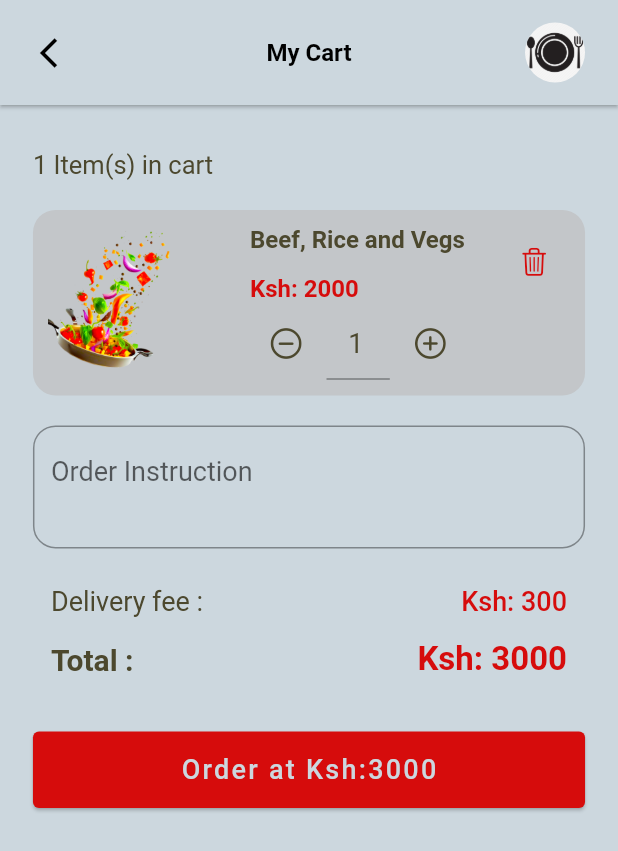
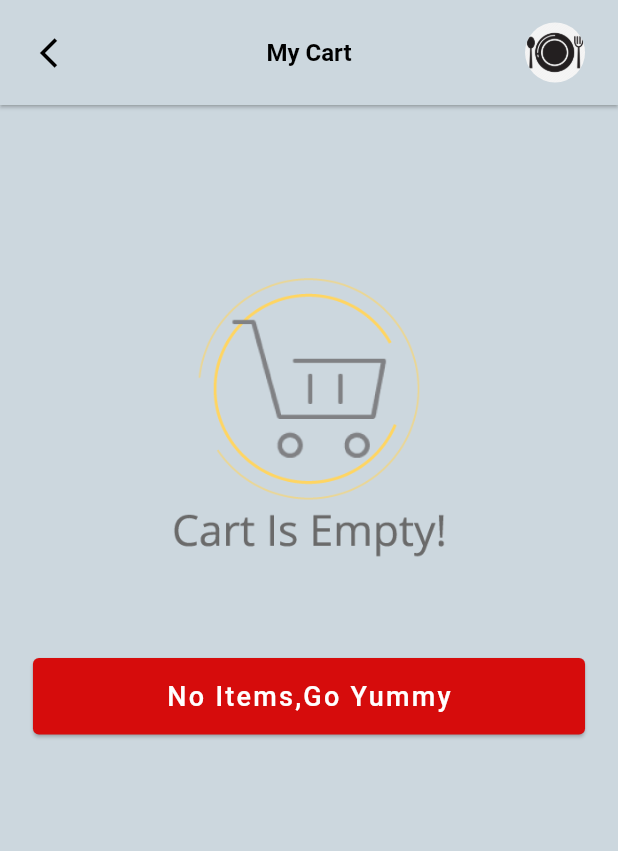
Before and after one commit to manfred-d/homely_dish, a Flutter app: the CartPage screen opened directly, on a phone screen of 412 x 824 dp. Shown: the top 851 px of the screen. Run offline on Flutter 3.47's test engine with Material 2 defaults, Android fonts, the phone set to English and light mode, and no system bars; our stand-ins replace flutter_screenutil, flutter_vector_icons, get, smooth_page_indicator; statements that could not run were skipped.

Commit message:
Done with Cart UI

```diff
--- a/lib/views/ui/cart/cart_screen.dart
+++ b/lib/views/ui/cart/cart_screen.dart
@@ -1,6 +1,4 @@
-import 'package:flutter/cupertino.dart';
 import 'package:flutter/material.dart';
-import 'package:flutter/services.dart';
 import 'package:flutter_screenutil/flutter_screenutil.dart';
 import 'package:get/get.dart';
 import 'package:homely_dish/constants/app_constants.dart';
@@ -8,6 +6,7 @@ import 'package:homely_dish/constants/custom_btn.dart';
 import 'package:homely_dish/constants/reusable_text.dart';
 import 'package:homely_dish/views/common/app_bar.dart';
 import 'package:homely_dish/views/ui/profile/profile_screen.dart';
+import 'package:homely_dish/views/ui/search/searchscreen.dart';
 
 class CartPage extends StatefulWidget {
   const CartPage({super.key});
@@ -71,226 +70,255 @@ class _CartPageState extends State<CartPage> {
         child: SingleChildScrollView(
           child: Padding(
             padding: EdgeInsets.symmetric(horizontal: 20.0.w),
+            // child: Column(
+            //   children: [
+            //     const SizedBox(
+            //       height: 30,
+            //     ),
+            //     Align(
+            //       alignment: Alignment.centerLeft,
+            //       child: ReusableText(
+            //         color: Color(kDarkGreen.value),
+            //         text: '1 Item(s) in cart',
+            //         fontweigth: FontWeight.w400,
+            //         fontsize: 17,
+            //       ),
+            //     ),
+            //     const SizedBox(
+            //       height: 20,
+            //     ),
+            //     Column(
+            //       children: [
+            //         Container(
+            //           width: width,
+            //           height: height * 0.15,
+            //           padding: const EdgeInsets.symmetric(
+            //             horizontal: 10.0,
+            //             vertical: 10.0,
+            //           ),
+            //           decoration: BoxDecoration(
+            //             color: Color(kLightGrey.value),
+            //             borderRadius: BorderRadius.circular(15),
+            //             // boxShadow: const BoxShadow(spreadRadius: 2,blurRadius: 10,),
+            //           ),
+            //           child: Row(
+            //             crossAxisAlignment: CrossAxisAlignment.start,
+            //             mainAxisAlignment: MainAxisAlignment.spaceBetween,
+            //             children: [
+            //               Image.asset(
+            //                 'assets/images/onboading/vegetables.png',
+            //                 width: width * 0.2,
+            //                 fit: BoxFit.cover,
+            //                 height: height,
+            //               ),
+            //               const SizedBox(
+            //                 width: 10,
+            //               ),
+            //               Column(
+            //                 crossAxisAlignment: CrossAxisAlignment.start,
+            //                 mainAxisAlignment: MainAxisAlignment.spaceBetween,
+            //                 children: [
+            //                   ReusableText(
+            //                     color: Color(kDarkGreen.value),
+            //                     text: 'Beef, Rice and Vegs',
+            //                     fontweigth: FontWeight.bold,
+            //                     fontsize: 16,
+            //                   ),
+            //                   const SizedBox(
+            //                     height: 8,
+            //                   ),
+            //                   ReusableText(
+            //                     color: Color(kOrange.value),
+            //                     text: 'Ksh: 2000',
+            //                     fontweigth: FontWeight.bold,
+            //                     fontsize: 16,
+            //                   ),
+            //                   SizedBox(
+            //                     width: width * 0.35,
+            //                     child: Row(
+            //                       children: [
+            //                         IconButton(
+            //                           onPressed: () {
+            //                             _quantityController.text = '0';
+            //                           },
+            //                           icon: Icon(
+            //                             CupertinoIcons.minus_circled,
+            //                             color: Color(kDarkGreen.value),
+            //                           ),
+            //                         ),
+            //                         Flexible(
+            //                           flex: 1,
+            //                           child: Padding(
+            //                             padding: const EdgeInsets.symmetric(
+            //                                 horizontal: 3.0, vertical: 0.5),
+            //                             child: TextField(
+            //                               controller: _quantityController,
+            //                               keyboardType: TextInputType.number,
+            //                               decoration: const InputDecoration(
+            //                                 focusedBorder: UnderlineInputBorder(
+            //                                   borderSide:
+            //                                       BorderSide(width: 0.5),
+            //                                 ),
+            //                               ),
+            //                               inputFormatters: [
+            //                                 FilteringTextInputFormatter.allow(
+            //                                   RegExp('[0-9]'),
+            //                                 )
+            //                               ],
+            //                               onChanged: (val) {
+            //                                 if (val.isEmpty) {
+            //                                   _quantityController.text = '1';
+            //                                 } else {
+            //                                   return;
+            //                                 }
+            //                               },
+            //                               textAlign: TextAlign.center,
+            //                               style: TextStyle(
+            //                                 fontSize: 18,
+            //                                 fontWeight: FontWeight.w400,
+            //                                 color: Color(kDarkGreen.value),
+            //                               ),
+            //                             ),
+            //                           ),
+            //                         ),
+            //                         IconButton(
+            //                           onPressed: null,
+            //                           icon: Icon(
+            //                             CupertinoIcons.add_circled,
+            //                             color: Color(kDarkGreen.value),
+            //                           ),
+            //                         ),
+            //                       ],
+            //                     ),
+            //                   ),
+            //                 ],
+            //               ),
+            //               Align(
+            //                 alignment: Alignment.topRight,
+            //                 child: IconButton(
+            //                   onPressed: null,
+            //                   icon: Icon(
+            //                     CupertinoIcons.delete,
+            //                     color: Color(kOrange.value),
+            //                     size: 20,
+            //                   ),
+            //                 ),
+            //               )
+            //             ],
+            //           ),
+            //         ),
+            //       ],
+            //     ),
+            //     const SizedBox(
+            //       height: 20,
+            //     ),
+            //     TextFormField(
+            //       controller: _orderInstruction,
+            //       decoration: const InputDecoration(
+            //         border: OutlineInputBorder(
+            //             borderSide: BorderSide(color: Colors.blue, width: 0.5),
+            //             borderRadius: BorderRadius.all(Radius.circular(15))),
+            //         hintText: 'Order Instruction',
+            //       ),
+            //       maxLines: 2,
+            //       style: TextStyle(
+            //         fontSize: 18,
+            //         color: Color(kDarkGreen.value),
+            //         fontWeight: FontWeight.normal,
+            //       ),
+            //     ),
+            //     const SizedBox(
+            //       height: 20,
+            //     ),
+            //     Padding(
+            //       padding: const EdgeInsets.symmetric(
+            //         horizontal: 12.0,
+            //         vertical: 5.0,
+            //       ),
+            //       child: Column(
+            //         crossAxisAlignment: CrossAxisAlignment.center,
+            //         children: [
+            //           Row(
+            //             mainAxisAlignment: MainAxisAlignment.spaceBetween,
+            //             children: [
+            //               ReusableText(
+            //                 color: Color(kDarkGreen.value),
+            //                 text: 'Delivery fee : ',
+            //                 fontweigth: FontWeight.normal,
+            //                 fontsize: 18,
+            //               ),
+            //               ReusableText(
+            //                 color: Color(kOrange.value),
+            //                 text: 'Ksh: 300',
+            //                 fontweigth: FontWeight.w500,
+            //                 fontsize: 18,
+            //               ),
+            //             ],
+            //           ),
+            //           const SizedBox(
+            //             height: 15,
+            //           ),
+            //           Row(
+            //             mainAxisAlignment: MainAxisAlignment.spaceBetween,
+            //             crossAxisAlignment: CrossAxisAlignment.center,
+            //             children: [
+            //               ReusableText(
+            //                 color: Color(kDarkGreen.value),
+            //                 text: 'Total : ',
+            //                 fontweigth: FontWeight.bold,
+            //                 fontsize: 20,
+            //               ),
+            //               ReusableText(
+            //                 color: Color(kOrange.value),
+            //                 text: 'Ksh: 3000',
+            //                 fontweigth: FontWeight.w600,
+            //                 fontsize: 22,
+            //               ),
+            //             ],
+            //           ),
+            //         ],
+            //       ),
+            //     ),
+            //     const SizedBox(
+            //       height: 30,
+            //     ),
+            //     SizedBox(
+            //       width: width,
+            //       child: CustomElevatedButton(
+            //         text: 'Order at Ksh:3000',
+            //         backGcolor: Color(kOrange.value),
+            //         tcolor: Color(kLightBlue.value),
+            //         onPressed: () {},
+            //       ),
+            //     ),
+            //   ],
+            // ),
             child: Column(
+
+              crossAxisAlignment: CrossAxisAlignment.center,
               children: [
                 const SizedBox(
-                  height: 30,
+                  height: 100,
                 ),
-                Align(
-                  alignment: Alignment.centerLeft,
-                  child: ReusableText(
-                    color: Color(kDarkGreen.value),
-                    text: '1 Item(s) in cart',
-                    fontweigth: FontWeight.w400,
-                    fontsize: 17,
-                  ),
+                const Image(
+                  width: 250,
+                  fit: BoxFit.cover,
+                  image: AssetImage('assets/images/cart/cart_is_empty.png'),
                 ),
                 const SizedBox(
-                  height: 20,
-                ),
-                Column(
-                  children: [
-                    Container(
-                      width: width,
-                      height: height * 0.15,
-                      padding: const EdgeInsets.symmetric(
-                        horizontal: 10.0,
-                        vertical: 10.0,
-                      ),
-                      decoration: BoxDecoration(
-                        color: Color(kLightGrey.value),
-                        borderRadius: BorderRadius.circular(15),
-                        // boxShadow: const BoxShadow(spreadRadius: 2,blurRadius: 10,),
-                      ),
-                      child: Row(
-                        crossAxisAlignment: CrossAxisAlignment.start,
-                        mainAxisAlignment: MainAxisAlignment.spaceBetween,
-                        children: [
-                          Image.asset(
-                            'assets/images/onboading/vegetables.png',
-                            width: width * 0.2,
-                            fit: BoxFit.cover,
-                            height: height,
-                          ),
-                          const SizedBox(
-                            width: 10,
-                          ),
-                          Column(
-                            crossAxisAlignment: CrossAxisAlignment.start,
-                            mainAxisAlignment: MainAxisAlignment.spaceBetween,
-                            children: [
-                              ReusableText(
-                                color: Color(kDarkGreen.value),
-                                text: 'Beef, Rice and Vegs',
-                                fontweigth: FontWeight.bold,
-                                fontsize: 16,
-                              ),
-                              const SizedBox(
-                                height: 8,
-                              ),
-                              ReusableText(
-                                color: Color(kOrange.value),
-                                text: 'Ksh: 2000',
-                                fontweigth: FontWeight.bold,
-                                fontsize: 16,
-                              ),
-                              SizedBox(
-                                width: width * 0.35,
-                                child: Row(
-                                  children: [
-                                    IconButton(
-                                      onPressed: () {
-                                        _quantityController.text = '0';
-                                      },
-                                      icon: Icon(
-                                        CupertinoIcons.minus_circled,
-                                        color: Color(kDarkGreen.value),
-                                      ),
-                                    ),
-                                    Flexible(
-                                      flex: 1,
-                                      child: Padding(
-                                        padding: const EdgeInsets.symmetric(
-                                            horizontal: 3.0, vertical: 0.5),
-                                        child: TextField(
-                                          controller: _quantityController,
-                                          keyboardType: TextInputType.number,
-                                          decoration: const InputDecoration(
-                                            focusedBorder: UnderlineInputBorder(
-                                              borderSide:
-                                                  BorderSide(width: 0.5),
-                                            ),
-                                          ),
-                                          inputFormatters: [
-                                            FilteringTextInputFormatter.allow(
-                                              RegExp('[0-9]'),
-                                            )
-                                          ],
-                                          onChanged: (val) {
-                                            if (val.isEmpty) {
-                                              _quantityController.text = '1';
-                                            } else {
-                                              return;
-                                            }
-                                          },
-                                          textAlign: TextAlign.center,
-                                          style: TextStyle(
-                                            fontSize: 18,
-                                            fontWeight: FontWeight.w400,
-                                            color: Color(kDarkGreen.value),
-                                          ),
-                                        ),
-                                      ),
-                                    ),
-                                    IconButton(
-                                      onPressed: null,
-                                      icon: Icon(
-                                        CupertinoIcons.add_circled,
-                                        color: Color(kDarkGreen.value),
-                                      ),
-                                    ),
-                                  ],
-                                ),
-                              ),
-                            ],
-                          ),
-                          Align(
-                            alignment: Alignment.topRight,
-                            child: IconButton(
-                              onPressed: null,
-                              icon: Icon(
-                                CupertinoIcons.delete,
-                                color: Color(kOrange.value),
-                                size: 20,
-                              ),
-                            ),
-                          )
-                        ],
-                      ),
-                    ),
-                  ],
-                ),
-                const SizedBox(
-                  height: 20,
-                ),
-                TextFormField(
-                  controller: _orderInstruction,
-                  decoration: const InputDecoration(
-                    border: OutlineInputBorder(
-                        borderSide: BorderSide(color: Colors.blue, width: 0.5),
-                        borderRadius: BorderRadius.all(Radius.circular(15))),
-                    hintText: 'Order Instruction',
-                  ),
-                  maxLines: 2,
-                  style: TextStyle(
-                    fontSize: 18,
-                    color: Color(kDarkGreen.value),
-                    fontWeight: FontWeight.normal,
-                  ),
-                ),
-                const SizedBox(
-                  height: 20,
-                ),
-                Padding(
-                  padding: const EdgeInsets.symmetric(
-                    horizontal: 12.0,
-                    vertical: 5.0,
-                  ),
-                  child: Column(
-                    crossAxisAlignment: CrossAxisAlignment.center,
-                    children: [
-                      Row(
-                        mainAxisAlignment: MainAxisAlignment.spaceBetween,
-                        children: [
-                          ReusableText(
-                            color: Color(kDarkGreen.value),
-                            text: 'Delivery fee : ',
-                            fontweigth: FontWeight.normal,
-                            fontsize: 18,
-                          ),
-                          ReusableText(
-                            color: Color(kOrange.value),
-                            text: 'Ksh: 300',
-                            fontweigth: FontWeight.w500,
-                            fontsize: 18,
-                          ),
-                        ],
-                      ),
-                      const SizedBox(
-                        height: 15,
-                      ),
-                      Row(
-                        mainAxisAlignment: MainAxisAlignment.spaceBetween,
-                        crossAxisAlignment: CrossAxisAlignment.center,
-                        children: [
-                          ReusableText(
-                            color: Color(kDarkGreen.value),
-                            text: 'Total : ',
-                            fontweigth: FontWeight.bold,
-                            fontsize: 20,
-                          ),
-                          ReusableText(
-                            color: Color(kOrange.value),
-                            text: 'Ksh: 3000',
-                            fontweigth: FontWeight.w600,
-                            fontsize: 22,
-                          ),
-                        ],
-                      ),
-                    ],
-                  ),
-                ),
-                const SizedBox(
-                  height: 30,
+                  height: 50,
                 ),
                 SizedBox(
                   width: width,
                   child: CustomElevatedButton(
-                    text: 'Order at Ksh:3000',
-                    backGcolor: Color(kOrange.value),
-                    tcolor: Color(kLightBlue.value),
-                    onPressed: () {},
-                  ),
+                      text: 'No Items,Go Yummy',
+                      backGcolor: Color(kOrange.value),
+                      tcolor: Color(kLight.value),
+                      onPressed: () {
+                        Get.to(
+                          () => const SearchPage(),
+                        );
+                      }),
                 ),
               ],
             ),
--- a/pubspec.yaml
+++ b/pubspec.yaml
@@ -73,7 +73,7 @@ flutter:
   # To add assets to your application, add an assets section, like this:
   assets:
       - assets/images/onboading/
-      - assets/images/
+      - assets/images/cart/
   #   - images/a_dot_ham.jpeg
 
   # An image asset can refer to one or more resolution-specific "variants", see
```
Also changed, not shown: lib/views/ui/home/homescreen.dart (+1 -7 lines), assets/images/cart/cart_is_empty.png (added).
